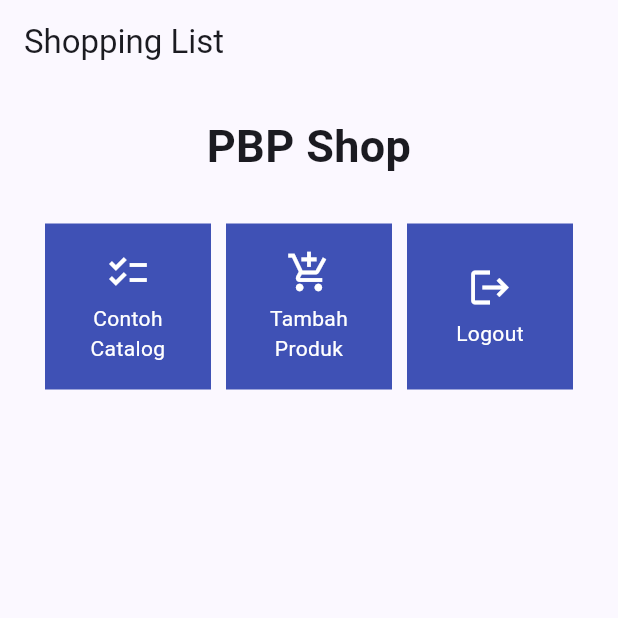
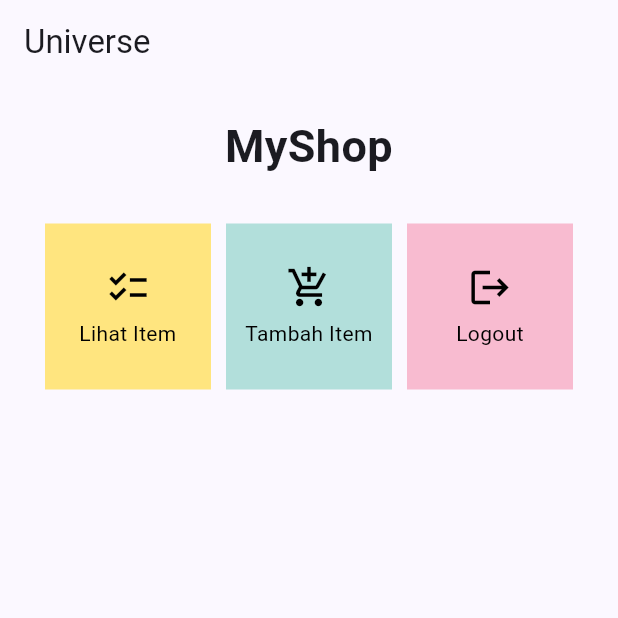
Before and after one commit to mutualibri/mutualibri, a Flutter app: the MyHomePage screen opened directly, on a phone screen of 412 x 824 dp, the top half of it. Run offline on Flutter 3.47's test engine with Material 3 defaults, Android fonts, the phone set to English and light mode, and no system bars; missing offline and left inert: pbp_django_auth.

Commit message:
mulai mengerjakan main modul pribadi

```diff
--- a/lib/main.dart
+++ b/lib/main.dart
@@ -1,5 +1,5 @@
 import 'package:flutter/material.dart';
-import 'package:mutualibri/menu.dart';
+import 'package:mutualibri/screens/menu.dart';
 import 'package:mutualibri/screens/login.dart';
 import 'package:pbp_django_auth/pbp_django_auth.dart';
 import 'package:provider/provider.dart';
--- a/lib/menu.dart
+++ /dev/null
@@ -1,111 +0,0 @@
-import 'package:flutter/material.dart';
-
-class ShopItem {
-  final String name;
-  final IconData icon;
-
-  ShopItem(this.name, this.icon);
-}
-
-class MyHomePage extends StatelessWidget {
-  MyHomePage({Key? key}) : super(key: key);
-
-  final List<ShopItem> items = [
-    ShopItem("Contoh Catalog", Icons.checklist),
-    ShopItem("Tambah Produk", Icons.add_shopping_cart),
-    ShopItem("Logout", Icons.logout),
-  ];
-  @override
-  Widget build(BuildContext context) {
-    return Scaffold(
-      appBar: AppBar(
-        title: const Text(
-          'Shopping List',
-        ),
-      ),
-      body: SingleChildScrollView(
-        // Widget wrapper yang dapat discroll
-        child: Padding(
-          padding: const EdgeInsets.all(10.0), // Set padding dari halaman
-          child: Column(
-            // Widget untuk menampilkan children secara vertikal
-            children: <Widget>[
-              const Padding(
-                padding: EdgeInsets.only(top: 10.0, bottom: 10.0),
-                // Widget Text untuk menampilkan tulisan dengan alignment center dan style yang sesuai
-                child: Text(
-                  'PBP Shop', // Text yang menandakan toko
-                  textAlign: TextAlign.center,
-                  style: TextStyle(
-                    fontSize: 30,
-                    fontWeight: FontWeight.bold,
-                  ),
-                ),
-              ),
-              // Grid layout
-              GridView.count(
-                // Container pada card kita.
-                primary: true,
-                padding: const EdgeInsets.all(20),
-                crossAxisSpacing: 10,
-                mainAxisSpacing: 10,
-                crossAxisCount: 3,
-                shrinkWrap: true,
-                children: items.map((ShopItem item) {
-                  // Iterasi untuk setiap item
-                  return ShopCard(item);
-                }).toList(),
-              ),
-            ],
-          ),
-        ),
-      ),
-    );
-  }
-}
-
-
-class ShopCard extends StatelessWidget {
-  final ShopItem item;
-
-  const ShopCard(this.item, {super.key}); // Constructor
-
-  @override
-  Widget build(BuildContext context) {
-    return Material(
-      color: Colors.indigo,
-      child: InkWell(
-        // Area responsive terhadap sentuhan
-        onTap: () {
-          // Memunculkan SnackBar ketika diklik
-          ScaffoldMessenger.of(context)
-            ..hideCurrentSnackBar()
-            ..showSnackBar(SnackBar(
-                content: Text("Kamu telah menekan tombol ${item.name}!")));
-        },
-        child: Container(
-          // Container untuk menyimpan Icon dan Text
-          padding: const EdgeInsets.all(8),
-          child: Center(
-            child: Column(
-              mainAxisAlignment: MainAxisAlignment.center,
-              children: [
-                Icon(
-                  item.icon,
-                  color: Colors.white,
-                  size: 30.0,
-                ),
-                const Padding(padding: EdgeInsets.all(3)),
-                Text(
-                  item.name,
-                  textAlign: TextAlign.center,
-                  style: const TextStyle(color: Colors.white),
-                ),
-              ],
-            ),
-          ),
-        ),
-      ),
-    );
-  }
-}
--- /dev/null
+++ b/lib/models/one_book.dart
@@ -0,0 +1,85 @@
+// To parse this JSON data, do
+//
+//     final oneBook = oneBookFromJson(jsonString);
+
+import 'dart:convert';
+
+List<OneBook> oneBookFromJson(String str) => List<OneBook>.from(json.decode(str).map((x) => OneBook.fromJson(x)));
+
+String oneBookToJson(List<OneBook> data) => json.encode(List<dynamic>.from(data.map((x) => x.toJson())));
+
+class OneBook {
+    Model model;
+    int pk;
+    Fields fields;
+
+    OneBook({
+        required this.model,
+        required this.pk,
+        required this.fields,
+    });
+
+    factory OneBook.fromJson(Map<String, dynamic> json) => OneBook(
+        model: modelValues.map[json["model"]]!,
+        pk: json["pk"],
+        fields: Fields.fromJson(json["fields"]),
+    );
+
+    Map<String, dynamic> toJson() => {
+        "model": modelValues.reverse[model],
+        "pk": pk,
+        "fields": fields.toJson(),
+    };
+}
+
+class Fields {
+    int user;
+    int book;
+    DateTime startDate;
+    DateTime endDate;
+    int number;
+
+    Fields({
+        required this.user,
+        required this.book,
+        required this.startDate,
+        required this.endDate,
+        required this.number,
+    });
+
+    factory Fields.fromJson(Map<String, dynamic> json) => Fields(
+        user: json["user"],
+        book: json["book"],
+        startDate: DateTime.parse(json["start_date"]),
+        endDate: DateTime.parse(json["end_date"]),
+        number: json["number"],
+    );
+
+    Map<String, dynamic> toJson() => {
+        "user": user,
+        "book": book,
+        "start_date": "${startDate.year.toString().padLeft(4, '0')}-${startDate.month.toString().padLeft(2, '0')}-${startDate.day.toString().padLeft(2, '0')}",
+        "end_date": "${endDate.year.toString().padLeft(4, '0')}-${endDate.month.toString().padLeft(2, '0')}-${endDate.day.toString().padLeft(2, '0')}",
+        "number": number,
+    };
+}
+
+enum Model {
+    LEND_LEND
+}
+
+final modelValues = EnumValues({
+    "lend.lend": Model.LEND_LEND
+});
+
+class EnumValues<T> {
+    Map<String, T> map;
+    late Map<T, String> reverseMap;
+
+    EnumValues(this.map);
+
+    Map<T, String> get reverse {
+        reverseMap = map.map((k, v) => MapEntry(v, k));
+        return reverseMap;
+    }
+}
--- a/lib/screens/login.dart
+++ b/lib/screens/login.dart
@@ -1,9 +1,7 @@
-import 'package:mutualibri/menu.dart';
+import 'package:mutualibri/screens/menu.dart';
 import 'package:flutter/material.dart';
 import 'package:pbp_django_auth/pbp_django_auth.dart';
 import 'package:provider/provider.dart';
-
-
 
 
 void main() {
--- /dev/null
+++ b/lib/screens/menu.dart
@@ -0,0 +1,69 @@
+import 'package:flutter/material.dart';
+import 'package:mutualibri/widgets/library_card.dart';
+
+class MyHomePage extends StatelessWidget {
+  MyHomePage({Key? key}) : super(key: key);
+
+  final List<LibraryItem> items = [
+    LibraryItem("Lihat Item", Icons.checklist, Colors.amberAccent.shade100),
+    LibraryItem("Tambah Item", Icons.add_shopping_cart, Colors.teal.shade100),
+    LibraryItem("Logout", Icons.logout, Colors.pink.shade100),
+  ];
+
+  // This widget is the home page of your application. It is stateful, meaning
+  // that it has a State object (defined below) that contains fields that affect
+  // how it looks.
+
+  // This class is the configuration for the state. It holds the values (in this
+  // case the title) provided by the parent (in this case the App widget) and
+  // used by the build method of the State. Fields in a Widget subclass are
+  // always marked "final".
+
+  @override
+  Widget build(BuildContext context) {
+    return Scaffold(
+      appBar: AppBar(
+        title: const Text(
+          'Universe',
+        ),
+      ),
+      body: SingleChildScrollView(
+        // Widget wrapper yang dapat discroll
+        child: Padding(
+          padding: const EdgeInsets.all(10.0), // Set padding dari halaman
+          child: Column(
+            // Widget untuk menampilkan children secara vertikal
+            children: <Widget>[
+              const Padding(
+                padding: EdgeInsets.only(top: 10.0, bottom: 10.0),
+                // Widget Text untuk menampilkan tulisan dengan alignment center dan style yang sesuai
+                child: Text(
+                  'MyShop', // Text yang menandakan toko
+                  textAlign: TextAlign.center,
+                  style: TextStyle(
+                    fontSize: 30,
+                    fontWeight: FontWeight.bold,
+                  ),
+                ),
+              ),
+              // Grid layout
+              GridView.count(
+                // Container pada card kita.
+                primary: true,
+                padding: const EdgeInsets.all(20),
+                crossAxisSpacing: 10,
+                mainAxisSpacing: 10,
+                crossAxisCount: 3,
+                shrinkWrap: true,
+                children: items.map((LibraryItem item) {
+                  // Iterasi untuk setiap item
+                  return LibraryCard(item);
+                }).toList(),
+              ),
+            ],
+          ),
+        ),
+      ),
+    );
+  }
+}
--- /dev/null
+++ b/lib/widgets/library_card.dart
@@ -0,0 +1,93 @@
+import 'package:flutter/material.dart';
+import 'package:pbp_django_auth/pbp_django_auth.dart';
+import 'package:provider/provider.dart';
+import 'package:mutualibri/screens/login.dart';
+import 'package:mutualibri/screens/book.dart';
+import 'package:mutualibri/screens/list_product.dart';
+
+class LibraryItem {
+  final String name;
+  final IconData icon;
+  final Color buttonColor;
+
+  LibraryItem(this.name, this.icon, this.buttonColor);
+}
+
+class LibraryCard extends StatelessWidget {
+  final LibraryItem item;
+
+  const LibraryCard(this.item, {super.key}); // Constructor
+
+  @override
+  Widget build(BuildContext context) {
+    final request = context.watch<CookieRequest>();
+    return Material(
+      color: item.buttonColor,
+      child: InkWell(
+        // Area responsive terhadap sentuhan
+        onTap: () async {
+          // Memunculkan SnackBar ketika diklik
+          ScaffoldMessenger.of(context)
+            ..hideCurrentSnackBar()
+            ..showSnackBar(SnackBar(
+                content: Text("Kamu telah menekan tombol ${item.name}!")));
+
+          // Navigate ke route yang sesuai (tergantung jenis tombol)
+          if (item.name == "Tambah Item") {
+            // Navigator.push(
+            //   context,
+            //   MaterialPageRoute(
+            // //     builder: (context) =>
+            // //         // ShopFormPage(), // ShopFormPage adalah halaman yang ingin Anda navigasikan.
+            //   ),
+            // );
+          } else if (item.name == "Lihat Item") {
+            Navigator.push(context,
+                MaterialPageRoute(builder: (context) => const ProductPage()));
+          } else if (item.name == "Logout") {
+            final response = await request.logout(
+                // TODO: Ganti URL dan jangan lupa tambahkan trailing slash (/) di akhir URL!
+                "http://127.0.0.1:8000/auth/logout/");
+            String message = response["message"];
+            if (response['status']) {
+              String uname = response["username"];
+              ScaffoldMessenger.of(context).showSnackBar(SnackBar(
+                content: Text("$message Sampai jumpa, $uname."),
+              ));
+              Navigator.pushReplacement(
+                context,
+                MaterialPageRoute(builder: (context) => const LoginPage()),
+              );
+            } else {
+              ScaffoldMessenger.of(context).showSnackBar(SnackBar(
+                content: Text("$message"),
+              ));
+            }
+          }
+        },
+        child: Container(
+          // Container untuk menyimpan Icon dan Text
+          padding: const EdgeInsets.all(8),
+          child: Center(
+            child: Column(
+              mainAxisAlignment: MainAxisAlignment.center,
+              children: [
+                Icon(
+                  item.icon,
+                  color: Colors.black,
+                  size: 30.0,
+                ),
+                const Padding(padding: EdgeInsets.all(3)),
+                Text(
+                  item.name,
+                  textAlign: TextAlign.center,
+                  style: const TextStyle(color: Colors.black),
+                ),
+              ],
+            ),
+          ),
+        ),
+      ),
+    );
+  }
+}
```
Also changed, not shown: lib/models/database_book.dart (+5 -5 lines), lib/screens/book.dart (added, +66 -0 lines), lib/screens/borrow_page.dart (added, +123 -0 lines), lib/screens/list_product.dart (added, +113 -0 lines), 1 other file.
